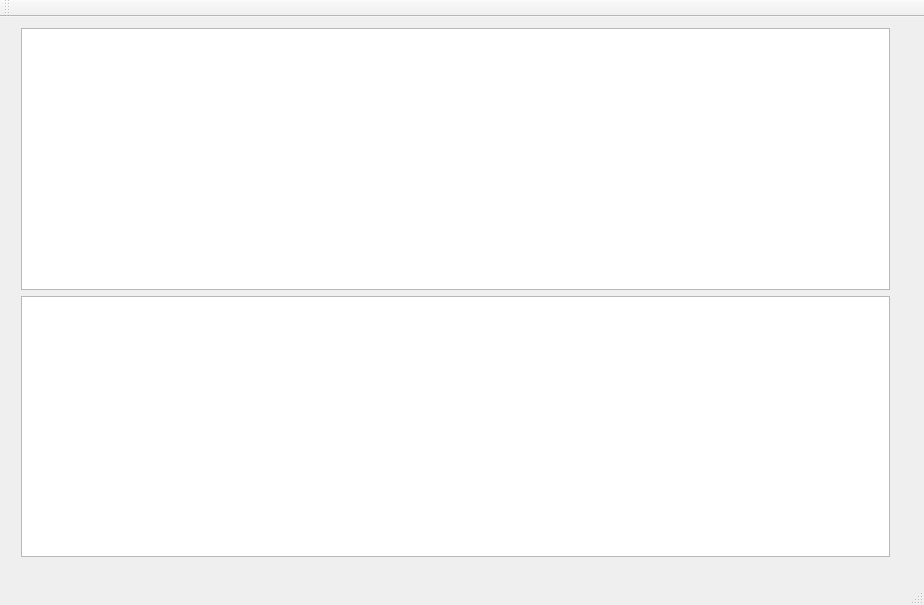
This is mainwindow.ui in pzins/Grep as Qt 5 draws it before an edit. The edited form follows.
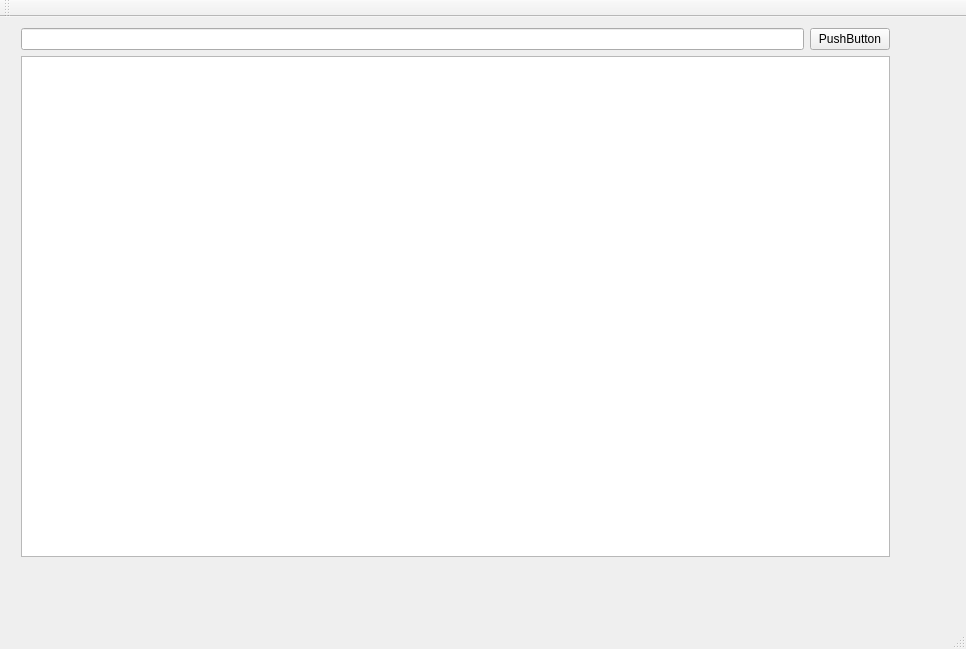
This is the edited form.

```diff
--- a/mainwindow.ui
+++ b/mainwindow.ui
@@ -6,8 +6,8 @@
    <rect>
     <x>0</x>
     <y>0</y>
-    <width>924</width>
-    <height>605</height>
+    <width>966</width>
+    <height>649</height>
    </rect>
   </property>
   <property name="windowTitle">
@@ -25,10 +25,31 @@
     </property>
     <layout class="QVBoxLayout" name="verticalLayout">
      <item>
-      <widget class="QTextEdit" name="textEdit"/>
-     </item>
-     <item>
-      <widget class="QTextBrowser" name="textBrowser"/>
+      <layout class="QVBoxLayout" name="verticalLayout_2">
+       <item>
+        <layout class="QHBoxLayout" name="horizontalLayout">
+         <item>
+          <widget class="QLineEdit" name="lineEdit"/>
+         </item>
+         <item>
+          <widget class="QPushButton" name="pushButton">
+           <property name="text">
+            <string>PushButton</string>
+           </property>
+           <property name="autoDefault">
+            <bool>true</bool>
+           </property>
+           <property name="default">
+            <bool>false</bool>
+           </property>
+          </widget>
+         </item>
+        </layout>
+       </item>
+       <item>
+        <widget class="QPlainTextEdit" name="plainTextEdit"/>
+       </item>
+      </layout>
      </item>
     </layout>
    </widget>
```
Left out of the diff: 4 changed lines with no effect on the pictures.
